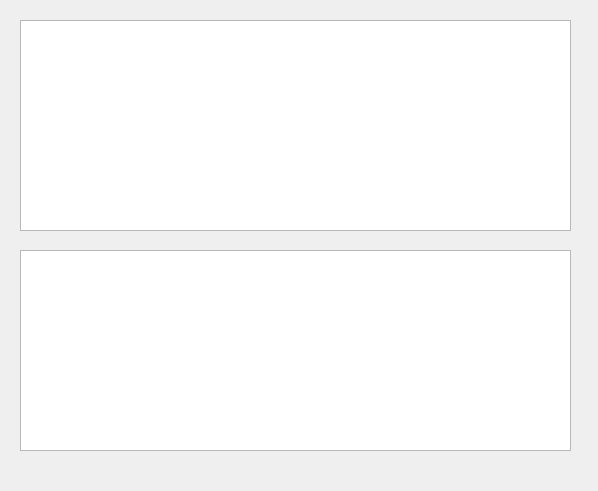
Old version of the form ui/main.ui in the repository FinkPan/DefineProject.
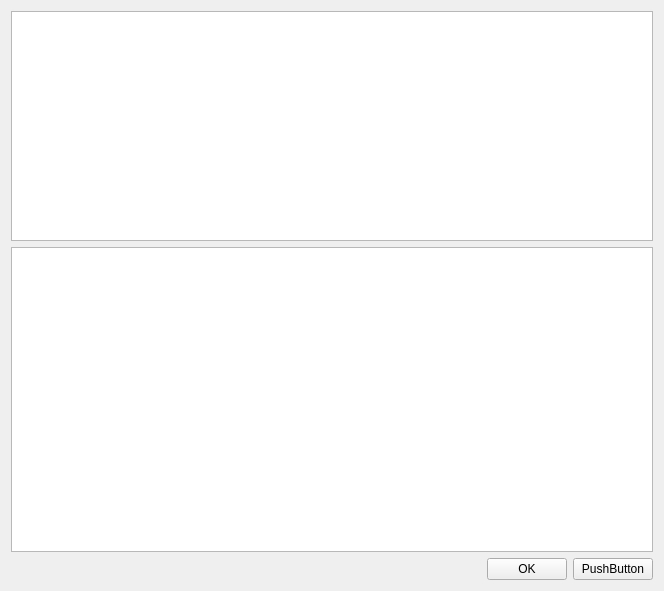
New version of the form.

```diff
--- a/ui/main.ui
+++ b/ui/main.ui
@@ -6,33 +6,65 @@
    <rect>
     <x>0</x>
     <y>0</y>
-    <width>598</width>
-    <height>491</height>
+    <width>664</width>
+    <height>591</height>
    </rect>
   </property>
   <property name="windowTitle">
    <string>MainWindow</string>
   </property>
-  <widget class="QTreeView" name="treeView">
-   <property name="geometry">
-    <rect>
-     <x>20</x>
-     <y>20</y>
-     <width>551</width>
-     <height>211</height>
-    </rect>
-   </property>
-  </widget>
-  <widget class="QTextEdit" name="textEdit">
-   <property name="geometry">
-    <rect>
-     <x>20</x>
-     <y>250</y>
-     <width>551</width>
-     <height>201</height>
-    </rect>
-   </property>
-  </widget>
+  <layout class="QVBoxLayout" name="verticalLayout">
+   <item>
+    <widget class="QTreeView" name="treeView">
+     <property name="sizePolicy">
+      <sizepolicy hsizetype="Expanding" vsizetype="Expanding">
+       <horstretch>0</horstretch>
+       <verstretch>0</verstretch>
+      </sizepolicy>
+     </property>
+     <property name="maximumSize">
+      <size>
+       <width>16777215</width>
+       <height>230</height>
+      </size>
+     </property>
+    </widget>
+   </item>
+   <item>
+    <widget class="QTextEdit" name="textEdit"/>
+   </item>
+   <item>
+    <layout class="QHBoxLayout" name="horizontalLayout">
+     <item>
+      <spacer name="horizontalSpacer">
+       <property name="orientation">
+        <enum>Qt::Horizontal</enum>
+       </property>
+       <property name="sizeHint" stdset="0">
+        <size>
+         <width>40</width>
+         <height>20</height>
+        </size>
+       </property>
+      </spacer>
+     </item>
+     <item>
+      <widget class="QPushButton" name="pushButton_ok">
+       <property name="text">
+        <string>OK</string>
+       </property>
+      </widget>
+     </item>
+     <item>
+      <widget class="QPushButton" name="pushButton">
+       <property name="text">
+        <string>PushButton</string>
+       </property>
+      </widget>
+     </item>
+    </layout>
+   </item>
+  </layout>
  </widget>
  <resources/>
  <connections/>
```
Left out of the diff: 6 changed lines with no effect on the pictures.
